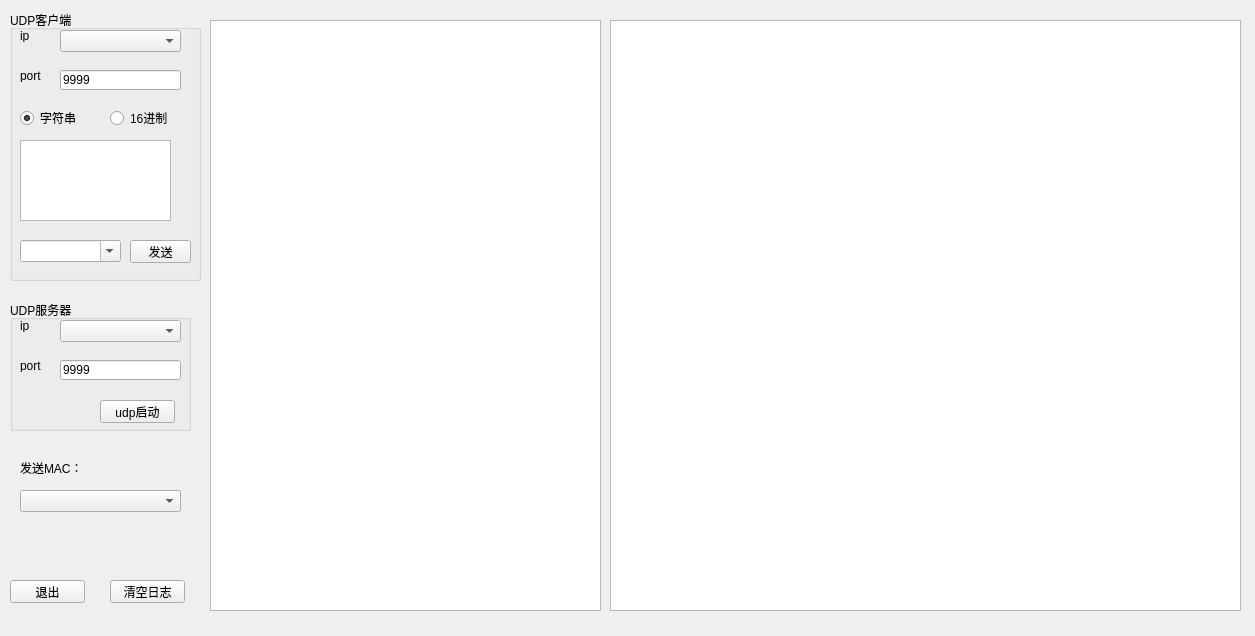
This is KProjNetTest/test_prj1.ui in listen0428/GIT_KProjNetTest as Qt 5 draws it before an edit. The edited form follows.
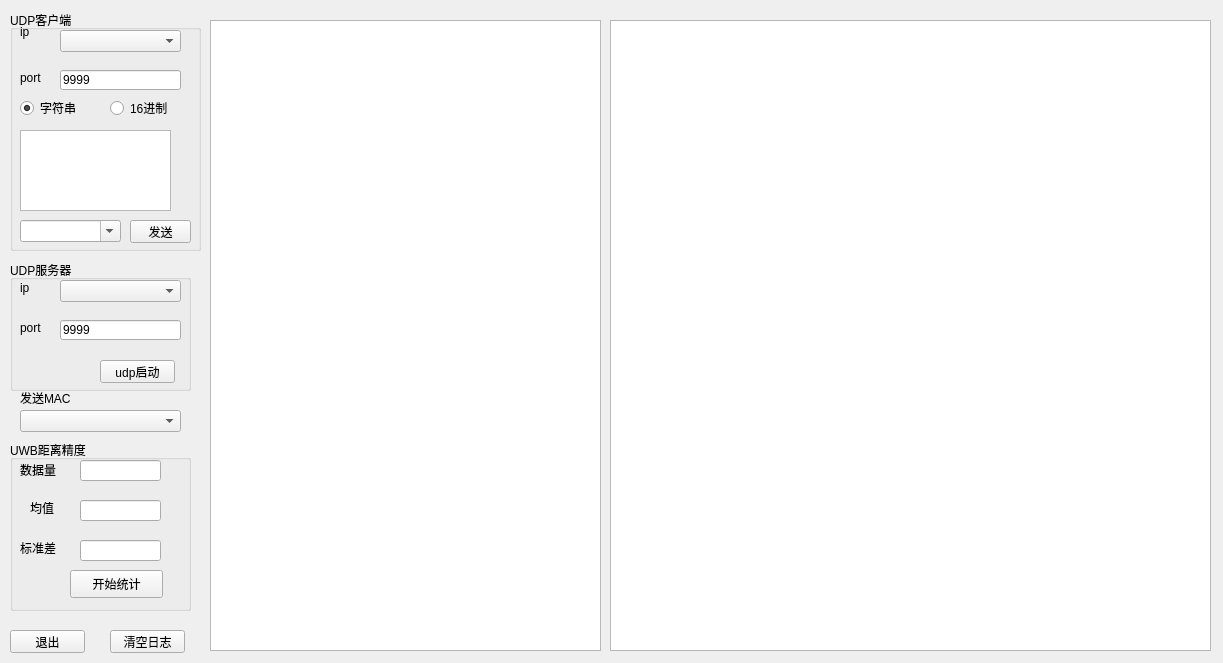
This is the edited form.

Commit message: 1、增加统计uwb距离精度的均值和标准差。

The edit to the form file:
```diff
--- a/KProjNetTest/test_prj1.ui
+++ b/KProjNetTest/test_prj1.ui
@@ -6,8 +6,8 @@
    <rect>
     <x>0</x>
     <y>0</y>
-    <width>1255</width>
-    <height>636</height>
+    <width>1223</width>
+    <height>663</height>
    </rect>
   </property>
   <property name="windowTitle">
@@ -20,7 +20,7 @@
    <property name="geometry">
     <rect>
      <x>10</x>
-     <y>580</y>
+     <y>630</y>
      <width>75</width>
      <height>23</height>
     </rect>
@@ -55,7 +55,7 @@
    <property name="geometry">
     <rect>
      <x>110</x>
-     <y>580</y>
+     <y>630</y>
      <width>75</width>
      <height>23</height>
     </rect>
@@ -68,7 +68,7 @@
    <property name="geometry">
     <rect>
      <x>10</x>
-     <y>300</y>
+     <y>260</y>
      <width>181</width>
      <height>131</height>
     </rect>
@@ -81,8 +81,8 @@
      <rect>
       <x>10</x>
       <y>60</y>
-      <width>54</width>
-      <height>12</height>
+      <width>31</width>
+      <height>16</height>
      </rect>
     </property>
     <property name="text">
@@ -139,8 +139,8 @@
      <rect>
       <x>10</x>
       <y>20</y>
-      <width>54</width>
-      <height>12</height>
+      <width>21</width>
+      <height>16</height>
      </rect>
     </property>
     <property name="text">
@@ -154,7 +154,7 @@
      <x>10</x>
      <y>10</y>
      <width>191</width>
-     <height>271</height>
+     <height>241</height>
     </rect>
    </property>
    <property name="title">
@@ -202,9 +202,9 @@
     <property name="geometry">
      <rect>
       <x>10</x>
-      <y>20</y>
-      <width>54</width>
-      <height>12</height>
+      <y>12</y>
+      <width>21</width>
+      <height>20</height>
      </rect>
     </property>
     <property name="text">
@@ -216,8 +216,8 @@
      <rect>
       <x>10</x>
       <y>60</y>
-      <width>54</width>
-      <height>12</height>
+      <width>31</width>
+      <height>16</height>
      </rect>
     </property>
     <property name="text">
@@ -228,7 +228,7 @@
     <property name="geometry">
      <rect>
       <x>100</x>
-      <y>100</y>
+      <y>90</y>
       <width>89</width>
       <height>16</height>
      </rect>
@@ -241,7 +241,7 @@
     <property name="geometry">
      <rect>
       <x>10</x>
-      <y>100</y>
+      <y>90</y>
       <width>91</width>
       <height>16</height>
      </rect>
@@ -260,7 +260,7 @@
     <property name="geometry">
      <rect>
       <x>10</x>
-      <y>230</y>
+      <y>210</y>
       <width>101</width>
       <height>22</height>
      </rect>
@@ -279,7 +279,7 @@
     <property name="geometry">
      <rect>
       <x>10</x>
-      <y>130</y>
+      <y>120</y>
       <width>151</width>
       <height>81</height>
      </rect>
@@ -292,7 +292,7 @@
     <property name="geometry">
      <rect>
       <x>120</x>
-      <y>230</y>
+      <y>210</y>
       <width>61</width>
       <height>23</height>
      </rect>
@@ -360,7 +360,7 @@
      <x>210</x>
      <y>20</y>
      <width>391</width>
-     <height>591</height>
+     <height>631</height>
     </rect>
    </property>
    <property name="maximumSize">
@@ -399,8 +399,8 @@
     <rect>
      <x>610</x>
      <y>20</y>
-     <width>631</width>
-     <height>591</height>
+     <width>601</width>
+     <height>631</height>
     </rect>
    </property>
    <property name="maximumSize">
@@ -438,20 +438,20 @@
    <property name="geometry">
     <rect>
      <x>20</x>
-     <y>460</y>
+     <y>390</y>
      <width>72</width>
      <height>15</height>
     </rect>
    </property>
    <property name="text">
-    <string>发送MAC：</string>
+    <string>发送MAC</string>
    </property>
   </widget>
   <widget class="QComboBox" name="cB_txmac">
    <property name="geometry">
     <rect>
      <x>20</x>
-     <y>490</y>
+     <y>410</y>
      <width>161</width>
      <height>22</height>
     </rect>
@@ -483,6 +483,101 @@
     <string>全部</string>
    </property>
   </widget>
+  <widget class="QGroupBox" name="groupBox">
+   <property name="geometry">
+    <rect>
+     <x>10</x>
+     <y>440</y>
+     <width>181</width>
+     <height>171</height>
+    </rect>
+   </property>
+   <property name="title">
+    <string>UWB距离精度</string>
+   </property>
+   <widget class="QPushButton" name="pB_avetime">
+    <property name="geometry">
+     <rect>
+      <x>60</x>
+      <y>130</y>
+      <width>93</width>
+      <height>28</height>
+     </rect>
+    </property>
+    <property name="text">
+     <string>开始统计</string>
+    </property>
+   </widget>
+   <widget class="QLineEdit" name="lE_avetime">
+    <property name="geometry">
+     <rect>
+      <x>70</x>
+      <y>60</y>
+      <width>81</width>
+      <height>21</height>
+     </rect>
+    </property>
+   </widget>
+   <widget class="QLabel" name="tL_avetime">
+    <property name="geometry">
+     <rect>
+      <x>20</x>
+      <y>60</y>
+      <width>41</width>
+      <height>16</height>
+     </rect>
+    </property>
+    <property name="text">
+     <string>均值</string>
+    </property>
+   </widget>
+   <widget class="QLabel" name="tL_avetime_2">
+    <property name="geometry">
+     <rect>
+      <x>10</x>
+      <y>100</y>
+      <width>51</width>
+      <height>16</height>
+     </rect>
+    </property>
+    <property name="text">
+     <string>标准差</string>
+    </property>
+   </widget>
+   <widget class="QLineEdit" name="lE_avetime_2">
+    <property name="geometry">
+     <rect>
+      <x>70</x>
+      <y>100</y>
+      <width>81</width>
+      <height>21</height>
+     </rect>
+    </property>
+   </widget>
+   <widget class="QLabel" name="tL_avenum">
+    <property name="geometry">
+     <rect>
+      <x>10</x>
+      <y>20</y>
+      <width>51</width>
+      <height>20</height>
+     </rect>
+    </property>
+    <property name="text">
+     <string>数据量</string>
+    </property>
+   </widget>
+   <widget class="QLineEdit" name="lE_avenum">
+    <property name="geometry">
+     <rect>
+      <x>70</x>
+      <y>20</y>
+      <width>81</width>
+      <height>21</height>
+     </rect>
+    </property>
+   </widget>
+  </widget>
   <zorder>gB_udpserver</zorder>
   <zorder>pB_exit</zorder>
   <zorder>tE_log</zorder>
```
Left out of the diff: 18 changed lines with no effect on the pictures. The commit also changes 6 other files.
